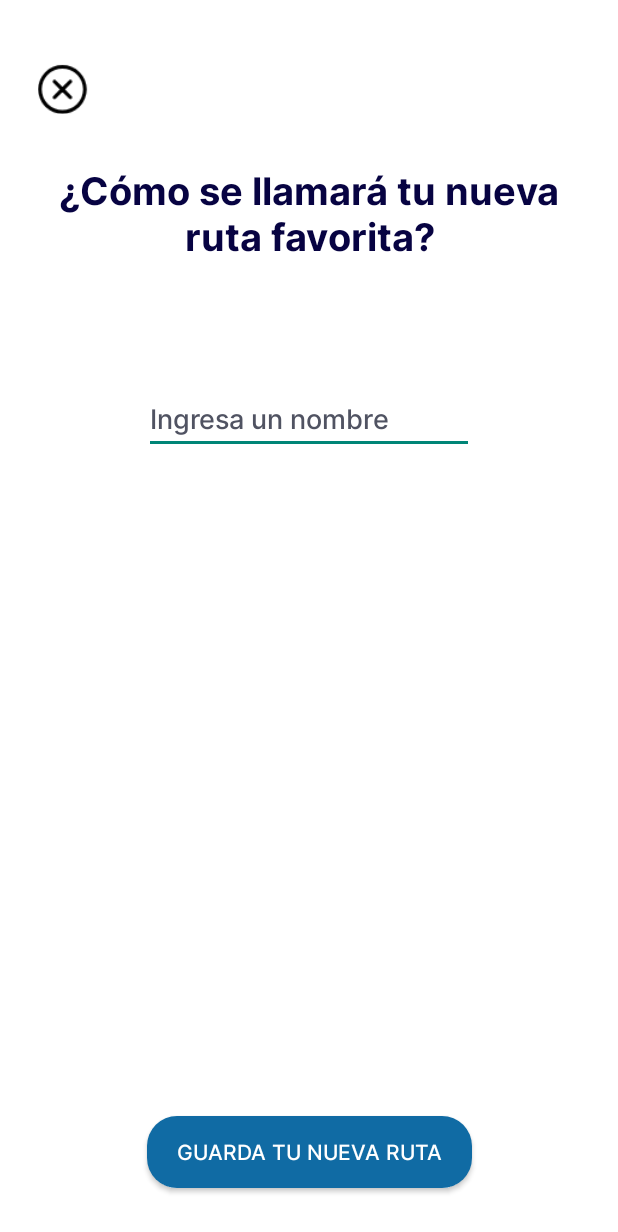
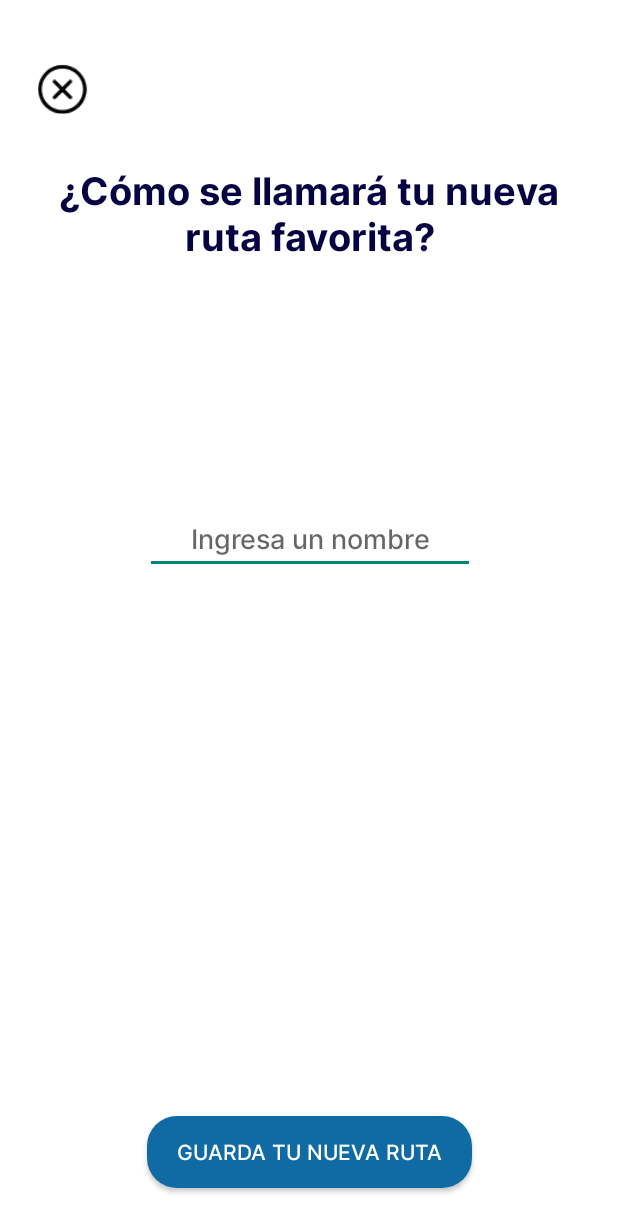
Before and after one commit to JeRamirez25/appTurismo, an Android app: the CrearRutaNueva screen opened directly, with no data from a screen before it, on a phone screen of 412 x 824 dp. Shown: the top 1232 px of the screen. Run offline under Robolectric (Android 15) with nearby library versions, the phone set to English and light mode, and no system bars.

```diff
--- a/app/src/main/java/com/example/app_bases_datos/RutasHome.kt
+++ b/app/src/main/java/com/example/app_bases_datos/RutasHome.kt
@@ -73,11 +73,6 @@ class RutasHome : Fragment() {
         val recyclerView = view.findViewById<RecyclerView>(R.id.recyclerViewHome)
         recyclerView.layoutManager = LinearLayoutManager(requireContext())
 
-        //adaptadorRutasEscogidas = AdaptadorRutas(listaRutas)
-        //recyclerView.adapter = adaptadorRutasEscogidas
-
-        //adaptadorRutasEscogidas.notifyDataSetChanged()
-
         adaptadorRutasEscogidas = AdaptadorRutas(listaRutas) { ruta ->
             val fragment = RutasEscogidas()
             val bundle = Bundle()
--- a/app/src/main/java/com/example/app_bases_datos/utils/Utils.kt
+++ b/app/src/main/java/com/example/app_bases_datos/utils/Utils.kt
@@ -384,11 +384,9 @@ fun verificarLugarFavorito(idUsuario: String, idLugar: String, onComplete: (Bool
         .addOnSuccessListener { document ->
             if (document.exists()) {
                 val lugaresFavoritos = document.get("lugaresFavoritos") as? List<String>
-                // Verificamos si el lugar especificado está en la lista de lugares favoritos
                 val esFavorito = lugaresFavoritos?.contains(idLugar) == true
                 onComplete(esFavorito)
             } else {
-                // El documento del usuario no existe
                 onComplete(false)
             }
         }
--- a/app/src/main/res/layout/activity_detalles_de_lugares.xml
+++ b/app/src/main/res/layout/activity_detalles_de_lugares.xml
@@ -97,7 +97,7 @@
                     app:layout_constraintStart_toStartOf="parent"
                     app:layout_constraintTop_toTopOf="parent"
                     app:layout_constraintVertical_bias="0.228"
-                    app:srcCompat="@drawable/like_icon" />
+                    app:srcCompat="@drawable/add_route_icon" />
 
                 <ImageView
                     android:id="@+id/LikeOff"
--- a/app/src/main/res/layout/activity_guardar_en_categoria.xml
+++ b/app/src/main/res/layout/activity_guardar_en_categoria.xml
@@ -22,13 +22,13 @@
         app:layout_constraintHorizontal_bias="0.0"
         app:layout_constraintStart_toStartOf="parent"
         app:layout_constraintTop_toTopOf="parent"
-        app:layout_constraintVertical_bias="0.214" />
+        app:layout_constraintVertical_bias="0.111" />
 
     <Button
         android:id="@+id/btnGuardarDevolverse"
         android:layout_width="wrap_content"
         android:layout_height="wrap_content"
-        android:layout_marginStart="32dp"
+        android:layout_marginStart="68dp"
         android:layout_marginBottom="32dp"
         android:background="@drawable/ripple"
         android:paddingHorizontal="20dp"
@@ -67,7 +67,7 @@
         android:layout_width="wrap_content"
         android:layout_height="wrap_content"
         android:layout_marginStart="16dp"
-        android:layout_marginTop="35dp"
+        android:layout_marginTop="24dp"
         android:backgroundTint="@color/white"
         android:scaleX="1.2"
         android:scaleY="1.2"
--- a/app/src/main/res/layout/crear_ruta_nueva_vacia.xml
+++ b/app/src/main/res/layout/crear_ruta_nueva_vacia.xml
@@ -22,16 +22,20 @@
         app:layout_constraintStart_toStartOf="parent"
         app:layout_constraintTop_toTopOf="parent" />
 
-    <EditText
+    <com.google.android.material.textfield.TextInputEditText
         android:id="@+id/editTextText"
         android:layout_width="wrap_content"
         android:layout_height="wrap_content"
-        android:layout_marginTop="80dp"
+        android:layout_marginTop="160dp"
         android:ems="10"
+        android:gravity="center"
+        android:hint="Ingresa un nombre"
         android:inputType="text"
-        android:text="Ingresa un nombre"
-        android:textColor="#505362"
+        android:textColor="@color/black"
+        android:textColorLink="#000000"
+        android:textSize="18sp"
         app:layout_constraintEnd_toEndOf="parent"
+        app:layout_constraintHorizontal_bias="0.505"
         app:layout_constraintStart_toStartOf="parent"
         app:layout_constraintTop_toBottomOf="@+id/textView11" />
 
--- a/app/src/main/res/layout/item_rutas_guardar_favoritos.xml
+++ b/app/src/main/res/layout/item_rutas_guardar_favoritos.xml
@@ -9,8 +9,9 @@
         android:id="@+id/checkBoxRuta"
         android:layout_width="wrap_content"
         android:layout_height="wrap_content"
-
-        android:textColor="@color/black" />
+        android:buttonTint="@color/primary_color"
+        android:textColor="@color/black"
+        android:textColorLink="@color/primary_color"/>
 
     <TextView
         android:id="@+id/tvNombreRuta"
```
Also changed, not shown: app/src/main/java/com/example/app_bases_datos/AdaptadorRutasFavoritas.kt (+20 -18 lines), app/src/main/java/com/example/app_bases_datos/GuardarEnCategoria.kt (+56 -33 lines).
